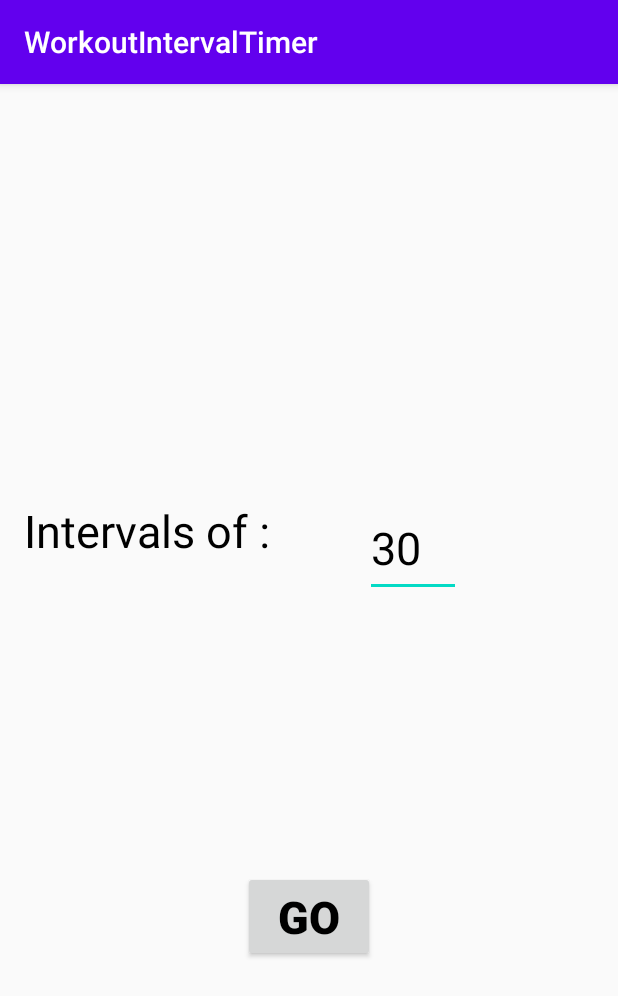
After one commit to augutierrez/WorkoutIntervalTimerApp, an Android app: the WorkoutTimerActivity screen opened directly, with no data from a screen before it, on a phone screen of 412 x 824 dp. The commit adds this screen. Shown: the top 996 px of the screen. Run offline under Robolectric (Android 15) with nearby library versions, the phone set to English and light mode, and no system bars; 1 statement that could not run was skipped.

Commit message:
"Finished interval timer functionality.  This includes : choosing the interval timings, keeping track of cycles + time elapsed, and playing a service that pings and vibrates when a cycle is completed."

```diff
--- a/WorkoutIntervalTimer/app/src/main/AndroidManifest.xml
+++ b/WorkoutIntervalTimer/app/src/main/AndroidManifest.xml
@@ -1,6 +1,8 @@
 <?xml version="1.0" encoding="utf-8"?>
 <manifest xmlns:android="http://schemas.android.com/apk/res/android"
     package="com.example.workoutintervaltimer">
+
+    <uses-permission android:name="android.permission.VIBRATE" />
 
     <application
         android:allowBackup="true"
@@ -16,6 +18,9 @@
                 <category android:name="android.intent.category.LAUNCHER" />
             </intent-filter>
         </activity>
+        <activity android:name=".WorkoutTimerActivity"/>
+        <activity android:name=".IntervalTimerActivity"/>
+        <service android:name=".SoundService"/>
     </application>
 
 </manifest>
--- /dev/null
+++ b/WorkoutIntervalTimer/app/src/main/java/com/example/workoutintervaltimer/WorkoutTimerActivity.java
@@ -0,0 +1,37 @@
+package com.example.workoutintervaltimer;
+
+import android.content.Intent;
+import android.os.Bundle;
+import android.view.View;
+import android.widget.Button;
+import android.widget.EditText;
+import android.widget.NumberPicker;
+
+import androidx.annotation.Nullable;
+import androidx.appcompat.app.AppCompatActivity;
+
+public class WorkoutTimerActivity extends AppCompatActivity {
+    EditText editText;
+    @Override
+    protected void onCreate(@Nullable Bundle savedInstanceState) {
+        super.onCreate(savedInstanceState);
+        setContentView(R.layout.workout_timer_layout);
+        editText = (EditText) findViewById(R.id.workout_timer_edit_text);
+        Button button = (Button) findViewById(R.id.go_workout_timer_activity_button);
+        button.setOnClickListener(new View.OnClickListener() {
+            @Override
+            public void onClick(View view) {
+                String interval = editText.getText().toString();
+                Intent intent = new Intent(WorkoutTimerActivity.this, IntervalTimerActivity.class);
+                intent.putExtra("interval", interval);
+                startActivity(intent);
+            }
+        });
+    }
+
+    @Override
+    protected void onResume() {
+        super.onResume();
+        editText.getText();
+    }
+}
--- /dev/null
+++ b/WorkoutIntervalTimer/app/src/main/res/layout/workout_timer_layout.xml
@@ -0,0 +1,52 @@
+<?xml version="1.0" encoding="utf-8"?>
+<androidx.constraintlayout.widget.ConstraintLayout xmlns:android="http://schemas.android.com/apk/res/android"
+    xmlns:app="http://schemas.android.com/apk/res-auto"
+    xmlns:tools="http://schemas.android.com/tools"
+    android:layout_width="match_parent"
+    android:layout_height="match_parent">
+
+    <TextView
+        android:id="@+id/textView"
+        android:layout_width="wrap_content"
+        android:layout_height="64dp"
+        android:text="Intervals of :"
+        android:textSize="30dp"
+        android:textColor="#000"
+        app:layout_constraintBottom_toBottomOf="parent"
+        app:layout_constraintEnd_toEndOf="parent"
+        app:layout_constraintHorizontal_bias="0.065"
+        app:layout_constraintStart_toStartOf="parent"
+        app:layout_constraintTop_toTopOf="parent"
+        app:layout_constraintVertical_bias="0.394" />
+
+    <EditText
+        android:text="30"
+        android:textSize="30dp"
+        android:textColor="#000"
+        android:id="@+id/workout_timer_edit_text"
+        android:layout_width="64dp"
+        android:layout_height="65dp"
+        android:hint="0"
+        android:digits="0123456789"
+        android:inputType="numberDecimal"
+        app:layout_constraintBottom_toBottomOf="parent"
+        app:layout_constraintEnd_toEndOf="parent"
+        app:layout_constraintHorizontal_bias="0.373"
+        app:layout_constraintStart_toEndOf="@+id/textView"
+        app:layout_constraintTop_toTopOf="parent"
+        app:layout_constraintVertical_bias="0.394" />
+
+    <Button
+        android:id="@+id/go_workout_timer_activity_button"
+        android:text="GO"
+        android:textSize="30dp"
+        android:textColor="#000"
+        android:textStyle="bold"
+        android:layout_width="wrap_content"
+        android:layout_height="wrap_content"
+        app:layout_constraintBottom_toBottomOf="parent"
+        app:layout_constraintEnd_toEndOf="parent"
+        app:layout_constraintStart_toStartOf="parent"
+        app:layout_constraintTop_toBottomOf="@+id/textView" />
+
+</androidx.constraintlayout.widget.ConstraintLayout>
```
Also changed, not shown: WorkoutIntervalTimer/app/build.gradle (+10 -3 lines), WorkoutIntervalTimer/app/src/main/java/com/example/workoutintervaltimer/IntervalTimerActivity.java (added, +91 -0 lines), WorkoutIntervalTimer/app/src/main/java/com/example/workoutintervaltimer/MainActivity.java (+9 -1 lines), WorkoutIntervalTimer/app/src/main/java/com/example/workoutintervaltimer/SoundService.java (added, +32 -0 lines), WorkoutIntervalTimer/app/src/main/res/layout/interval_timer_activity.xml (added, +76 -0 lines), WorkoutIntervalTimer/app/src/main/res/drawable/pause.png (added), WorkoutIntervalTimer/app/src/main/res/drawable/play.png (added), 1 other file.
